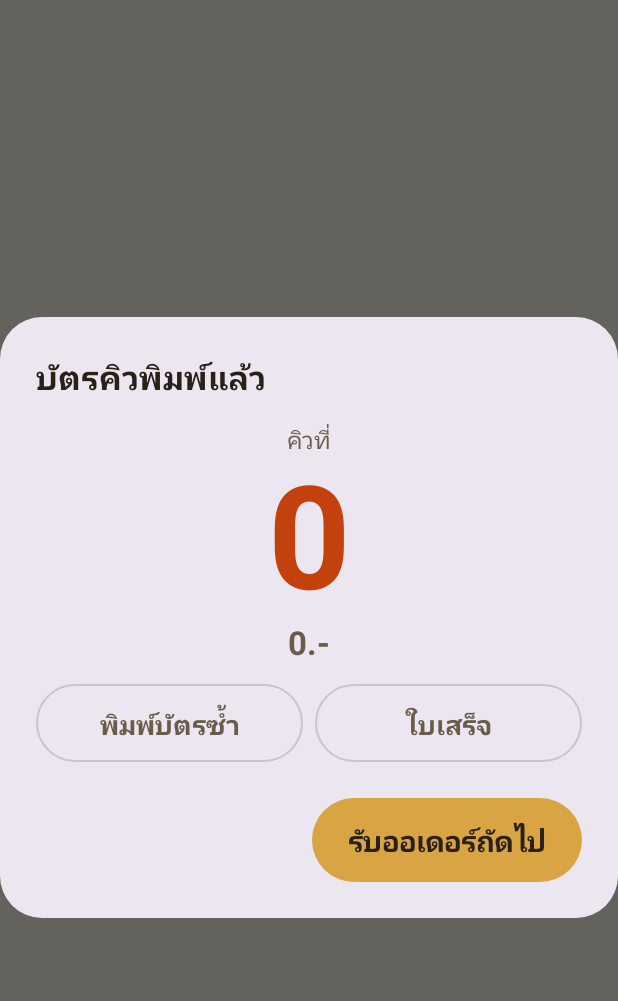
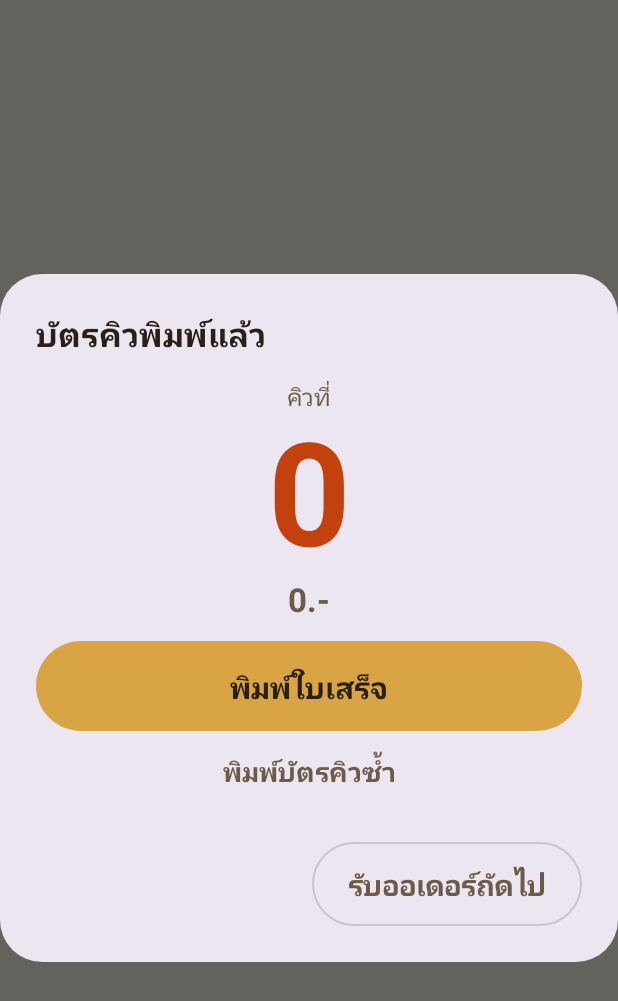
Before and after one commit to pintuwat/eiamjun-event-queue, an Android app built with Jetpack Compose: the composable TicketPrintedSheet called with empty values, on a phone screen of 412 x 824 dp. Shown: the top 1001 px of the screen. Run offline under Robolectric (Android 15) with nearby library versions, the phone set to English and light mode, and no system bars.

Commit message:
The receipt is the step, so it gets the colour and the way out waits
Since 0.5.0 the receipt is the kitchen's slip, which makes printing it part of
every order rather than a courtesy. The dialog after a sale still said
otherwise: พิมพ์ใบเสร็จ was one of two equal outlined buttons under the number,
labelled only "ใบเสร็จ", while the single filled button said รับออเดอร์ถัดไป. A
screen whose loud button is the way out is a screen that tells you to leave, and
leaving is exactly when the kitchen is told nothing.

So the emphasis follows the work. พิมพ์ใบเสร็จ is filled and full width until the
paper is out; then it drops to an outline reading พิมพ์ใบเสร็จซ้ำ, a green ✓ says
the slip has gone, and รับออเดอร์ถัดไป takes the colour.

Quiet, never disabled. The sale is recorded and the customer already holds the
queue ticket before this dialog exists, so a jammed printer or a customer who
walked off must not trap anyone at a counter with a queue behind them. The colour
says what to do next; it does not decide.

The flag comes from the print's own result, not from the tap — a receipt that did
not come out has not been given to anybody, so a failed print keeps the button
loud and says why — and it is scoped to the order whose dialog is on screen.

พิมพ์บัตรคิวซ้ำ becomes the quietest thing there: it is pressed only when the
queue ticket itself jammed, which is rare beside a step that now happens every
time.

Checked on the V2 Pro with the printer on preview, against a throwaway server:
both states drawn as intended, and the terminal's database and settings restored
byte for byte afterwards (5 orders, outbox empty, integrity ok). 46 Android
tests, 40 node tests.

Co-Authored-By: Claude Opus 5 <noreply@anthropic.com>

```diff
--- a/app/build.gradle.kts
+++ b/app/build.gradle.kts
@@ -19,8 +19,8 @@ android {
         // Sunmi V1s ships Android 6.0 (API 23), V2 ships Android 7.1 (API 25).
         minSdk = 23
         targetSdk = 34
-        versionCode = 6
-        versionName = "0.5.0-kitchenslip"
+        versionCode = 7
+        versionName = "0.6.0-receiptfirst"
 
         vectorDrawables { useSupportLibrary = true }
     }
--- a/app/src/main/java/com/eiamjun/event/ui/components/Sheets.kt
+++ b/app/src/main/java/com/eiamjun/event/ui/components/Sheets.kt
@@ -140,12 +140,26 @@ fun PaymentSheet(
  * It shows the number because the staff read it back to the customer as they hand the paper over,
  * and because when the printer has failed this screen is the only copy of it — which is why
  * พิมพ์บัตรคิวซ้ำ is here and not buried in the queue list.
+ *
+ * **It reads as two steps, and only one of them is loud at a time.** Since 0.5.0 the receipt is
+ * the kitchen's slip, so an order is not finished until it has been printed — and this dialog had
+ * พิมพ์ใบเสร็จ as one of two equal outlined buttons under the number with the filled one saying
+ * รับออเดอร์ถัดไป, which is the shape of a screen whose loud button is the way out. So the
+ * emphasis follows the work: พิมพ์ใบเสร็จ is the filled button until the receipt is out, then it
+ * goes quiet and รับออเดอร์ถัดไป takes the colour.
+ *
+ * Quiet, never disabled. The sale is already recorded and the queue ticket is already in the
+ * customer's hand, so a staff member who has to move on — a jammed printer, a customer who has
+ * walked off — must be able to, and a dialog that traps them is worse than one they can leave
+ * early. The colour says what to do next; it does not decide for them.
  */
 @Composable
 fun TicketPrintedSheet(
     queueNo: Int,
     total: Int,
     printError: String?,
+    receiptPrinted: Boolean,
+    receiptError: String?,
     onReprintTicket: () -> Unit,
     onPrintReceipt: () -> Unit,
     onDone: () -> Unit
@@ -167,30 +181,67 @@ fun TicketPrintedSheet(
                     // Said plainly rather than hidden: the sale is already recorded, so the honest
                     // report is "it is on the books and the paper did not come out".
                     Text(
-                        "พิมพ์ไม่ออก: $printError\nออเดอร์ถูกบันทึกแล้ว",
+                        "พิมพ์บัตรคิวไม่ออก: $printError\nออเดอร์ถูกบันทึกแล้ว",
                         color = Alert,
                         textAlign = TextAlign.Center,
                         modifier = Modifier.padding(top = 10.dp)
                     )
                 }
-                Row(
-                    modifier = Modifier.padding(top = 14.dp),
-                    horizontalArrangement = Arrangement.spacedBy(8.dp)
-                ) {
-                    OutlinedButton(
-                        onClick = onReprintTicket,
-                        modifier = Modifier.weight(1f).heightIn(min = 52.dp)
-                    ) { Text("พิมพ์บัตรซ้ำ") }
+                if (receiptError != null) {
+                    Text(
+                        "พิมพ์ใบเสร็จไม่ออก: $receiptError",
+                        color = Alert,
+                        textAlign = TextAlign.Center,
+                        modifier = Modifier.padding(top = 10.dp)
+                    )
+                }
+
+                // The step, at the size of a step: full width and filled, so the eye lands on it
+                // before the way out. Once the paper is out it drops to an outline and keeps the
+                // word ซ้ำ, because by then the only reason to press it is a slip that went wrong.
+                if (receiptPrinted) {
+                    Text(
+                        "✓ พิมพ์ใบเสร็จให้ครัวแล้ว",
+                        color = Basil,
+                        fontWeight = FontWeight.Bold,
+                        modifier = Modifier.padding(top = 14.dp)
+                    )
                     OutlinedButton(
                         onClick = onPrintReceipt,
-                        modifier = Modifier.weight(1f).heightIn(min = 52.dp)
-                    ) { Text("ใบเสร็จ") }
+                        modifier = Modifier
+                            .padding(top = 6.dp)
+                            .fillMaxWidth()
+                            .heightIn(min = 52.dp)
+                    ) { Text("พิมพ์ใบเสร็จซ้ำ") }
+                } else {
+                    Button(
+                        onClick = onPrintReceipt,
+                        modifier = Modifier
+                            .padding(top = 14.dp)
+                            .fillMaxWidth()
+                            .heightIn(min = 60.dp)
+                    ) { Text("พิมพ์ใบเสร็จ", fontSize = 20.sp, fontWeight = FontWeight.Bold) }
                 }
+
+                // Rare — only when the queue ticket itself jammed — so it is the quietest thing
+                // here rather than half of a row shared with the step above it.
+                TextButton(
+                    onClick = onReprintTicket,
+                    modifier = Modifier.padding(top = 2.dp).heightIn(min = 48.dp)
+                ) { Text("พิมพ์บัตรคิวซ้ำ", color = InkTextDim) }
             }
         },
         confirmButton = {
-            Button(onClick = onDone, modifier = Modifier.heightIn(min = 56.dp)) {
-                Text("รับออเดอร์ถัดไป", fontSize = 19.sp)
+            // Takes the colour only once the receipt is out, so the two buttons read in the order
+            // the work happens. Outlined rather than disabled: see the note on this composable.
+            if (receiptPrinted) {
+                Button(onClick = onDone, modifier = Modifier.heightIn(min = 56.dp)) {
+                    Text("รับออเดอร์ถัดไป", fontSize = 19.sp, fontWeight = FontWeight.Bold)
+                }
+            } else {
+                OutlinedButton(onClick = onDone, modifier = Modifier.heightIn(min = 56.dp)) {
+                    Text("รับออเดอร์ถัดไป", fontSize = 19.sp, color = InkTextDim)
+                }
             }
         }
     )
--- a/app/src/main/java/com/eiamjun/event/ui/order/OrderScreen.kt
+++ b/app/src/main/java/com/eiamjun/event/ui/order/OrderScreen.kt
@@ -193,6 +193,8 @@ fun OrderScreen(
             queueNo = printed.order.order.queueNo,
             total = printed.order.order.total,
             printError = printed.printError,
+            receiptPrinted = printed.receiptPrinted,
+            receiptError = printed.receiptError,
             onReprintTicket = { viewModel.reprintTicket(printed.order) },
             onPrintReceipt = { viewModel.printReceipt(printed.order) },
             onDone = viewModel::dismissPrinted
```
Also changed, not shown: app/src/main/java/com/eiamjun/event/ui/order/OrderViewModel.kt (+24 -2 lines), 1 other file.
